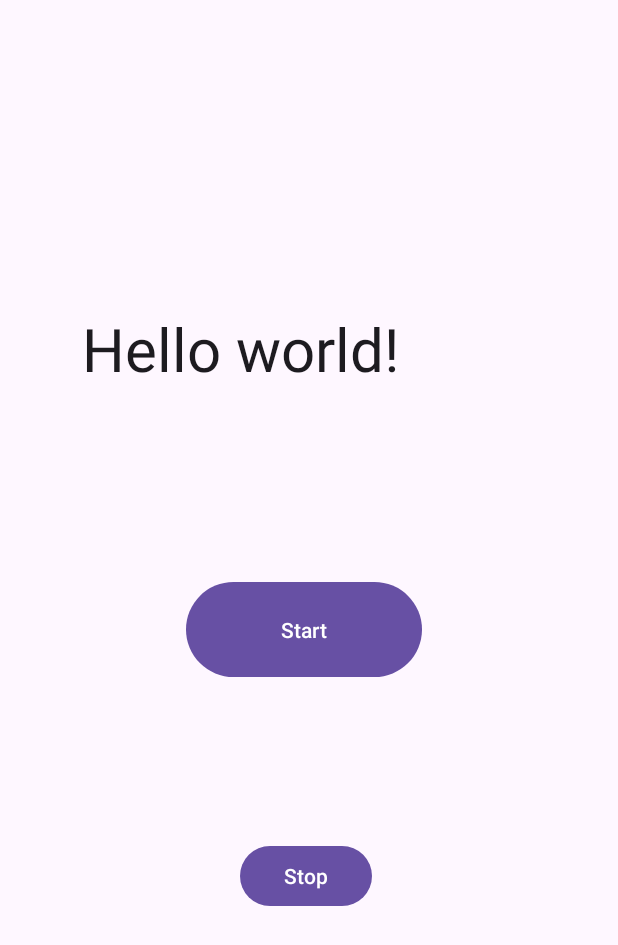
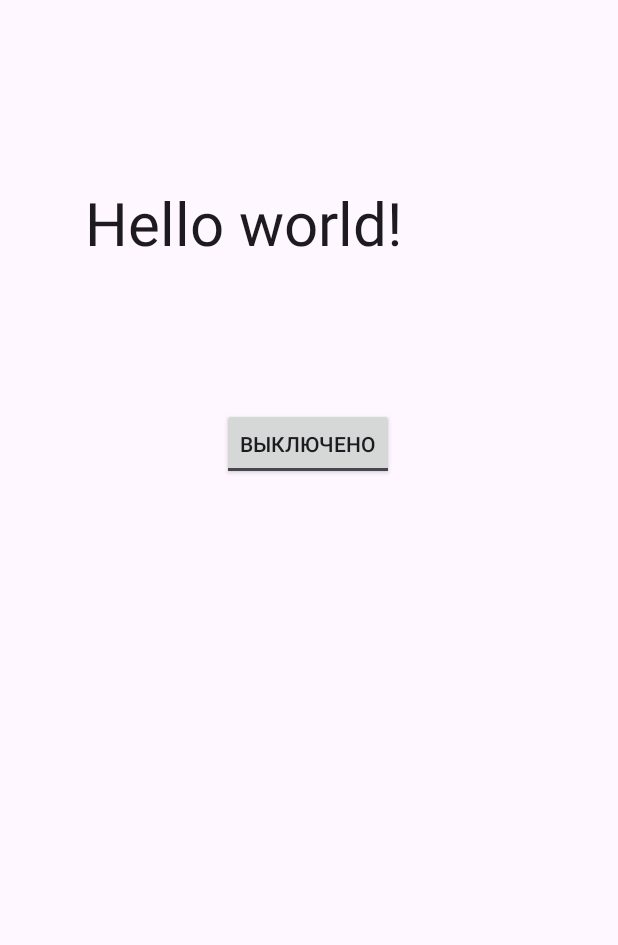
Before and after one commit to Helegven/CaptainD_for_Test, an Android app: the screen it shows after launch (MainActivity), on a phone screen of 412 x 824 dp. Shown: the top 945 px of the screen. Run offline under Robolectric (Android 15) with nearby library versions, the phone set to English and light mode, and no system bars.

Commit message:
Добавил кнопку-переключатель, но сейчас не работает функция вызова. При тестирование он запускает   speechRecognizer.startListening после чего сразу прерывает работу. Это можно заметить по тому что зелёный огонёк сигнализирующий о работе микрофона включает и через пару мгновений опять выключается (сопровождается звуком)

```diff
--- a/app/src/main/java/com/example/captainb/MainActivity.java
+++ b/app/src/main/java/com/example/captainb/MainActivity.java
@@ -18,17 +18,22 @@ import android.speech.RecognizerIntent;
 import android.speech.SpeechRecognizer;
 import android.view.View;
 import android.widget.TextView;
+import android.widget.Toast;
+import android.widget.ToggleButton;
 
 import org.json.JSONArray;
+
+import java.net.MalformedURLException;
 import java.util.ArrayList;
 import android.util.Log;
+import java.net.URL;
 
 public class MainActivity extends AppCompatActivity {
 
     private SpeechRecognizer speechRecognizer;
     private Intent intentRecognizer;
     private TextView textView;
-
+    private static final String TAG = "MainActivity";
 
     @Override
     protected void onCreate(Bundle savedInstanceState) {
@@ -109,8 +114,16 @@ public class MainActivity extends AppCompatActivity {
 //            return insets;
 //        });
     }
-    public void StartButton(View view){
-        Log.d(TAG, "StartButton: ");
+
+
+    public void onToggleClicked(View view) {
+
+        // включена ли кнопка
+        boolean on = ((ToggleButton) view).isChecked();
+        if (on) {
+            // действия если включена
+//            Toast.makeText(this, "Свет включен", Toast.LENGTH_LONG).show();
+            Log.d(TAG, "ToggleButton: ");
             try {
                 URL url = new URL("https://algame9-vps.roborumba.com/vector_search");
                 new GetData().execute(url);
@@ -120,10 +133,28 @@ public class MainActivity extends AppCompatActivity {
             }
             textView.setText("Listening..");
             speechRecognizer.startListening(intentRecognizer);
-    }
-
-    public void StopButton(View view){
+            textView.setText("stop");
+        } else {
+            // действия, если выключена
+//            Toast.makeText(this, "Свет выключен!", Toast.LENGTH_LONG).show();
             speechRecognizer.stopListening();
-
         }
     }
+//    public void StartButton(View view){
+//        Log.d(TAG, "StartButton: ");
+//        try {
+//            URL url = new URL("https://algame9-vps.roborumba.com/vector_search");
+//            new GetData().execute(url);
+//
+//        } catch (MalformedURLException e){
+//            e.printStackTrace();
+//        }
+//        textView.setText("Listening..");
+//        speechRecognizer.startListening(intentRecognizer);
+//    }
+
+//    public void StopButton(View view){
+//        speechRecognizer.stopListening();
+//
+//    }
+}
--- a/app/src/main/res/layout/activity_main.xml
+++ b/app/src/main/res/layout/activity_main.xml
@@ -9,8 +9,8 @@
 
     <TextView
         android:id="@+id/textView"
-        android:layout_width="302dp"
-        android:layout_height="196dp"
+        android:layout_width="315dp"
+        android:layout_height="139dp"
         android:layout_marginEnd="40dp"
         android:fontFamily="sans-serif"
         android:text="@string/hello_world"
@@ -19,31 +19,45 @@
         android:textSize="40sp"
         app:layout_constraintBottom_toBottomOf="parent"
         app:layout_constraintEnd_toEndOf="parent"
-        app:layout_constraintHorizontal_bias="0.782"
+        app:layout_constraintHorizontal_bias="1.0"
         app:layout_constraintStart_toStartOf="parent"
         app:layout_constraintTop_toTopOf="parent"
-        app:layout_constraintVertical_bias="0.327" />
+        app:layout_constraintVertical_bias="0.177" />
 
-    <Button
-        android:id="@+id/button"
-        android:layout_width="157dp"
-        android:layout_height="71dp"
-        android:layout_marginStart="124dp"
-        android:layout_marginTop="384dp"
-        android:onClick="StartButton"
-        android:text="@string/start"
-        app:layout_constraintStart_toStartOf="parent"
+<!--    <Button-->
+<!--        android:id="@+id/button"-->
+<!--        android:layout_width="157dp"-->
+<!--        android:layout_height="71dp"-->
+<!--        android:layout_marginStart="124dp"-->
+<!--        android:layout_marginTop="384dp"-->
+<!--        android:onClick="StartButton"-->
+<!--        android:text="@string/start"-->
+<!--        app:layout_constraintStart_toStartOf="parent"-->
+<!--        app:layout_constraintTop_toTopOf="parent" />-->
+
+<!--    <Button-->
+<!--        android:id="@+id/button2"-->
+<!--        android:layout_width="wrap_content"-->
+<!--        android:layout_height="wrap_content"-->
+<!--        android:layout_marginStart="160dp"-->
+<!--        android:layout_marginBottom="216dp"-->
+<!--        android:onClick="StopButton"-->
+<!--        android:text="@string/stop"-->
+<!--        app:layout_constraintBottom_toBottomOf="parent"-->
+<!--        app:layout_constraintStart_toStartOf="parent" />-->
+
+
+    <ToggleButton
+        android:id="@+id/toggle"
+        android:layout_width="wrap_content"
+        android:layout_height="wrap_content"
+        android:layout_marginLeft="148dp"
+        android:layout_marginTop="272dp"
+        android:onClick="onToggleClicked"
+        android:textOff="Выключено"
+        android:textOn="Включено"
+        app:layout_constraintLeft_toLeftOf="parent"
         app:layout_constraintTop_toTopOf="parent" />
 
-    <Button
-        android:id="@+id/button2"
-        android:layout_width="wrap_content"
-        android:layout_height="wrap_content"
-        android:layout_marginStart="160dp"
-        android:layout_marginBottom="216dp"
-        android:onClick="StopButton"
-        android:text="@string/stop"
-        app:layout_constraintBottom_toBottomOf="parent"
-        app:layout_constraintStart_toStartOf="parent" />
 
 </androidx.constraintlayout.widget.ConstraintLayout>
```
Lines whose indentation alone changed are shown as unchanged.
